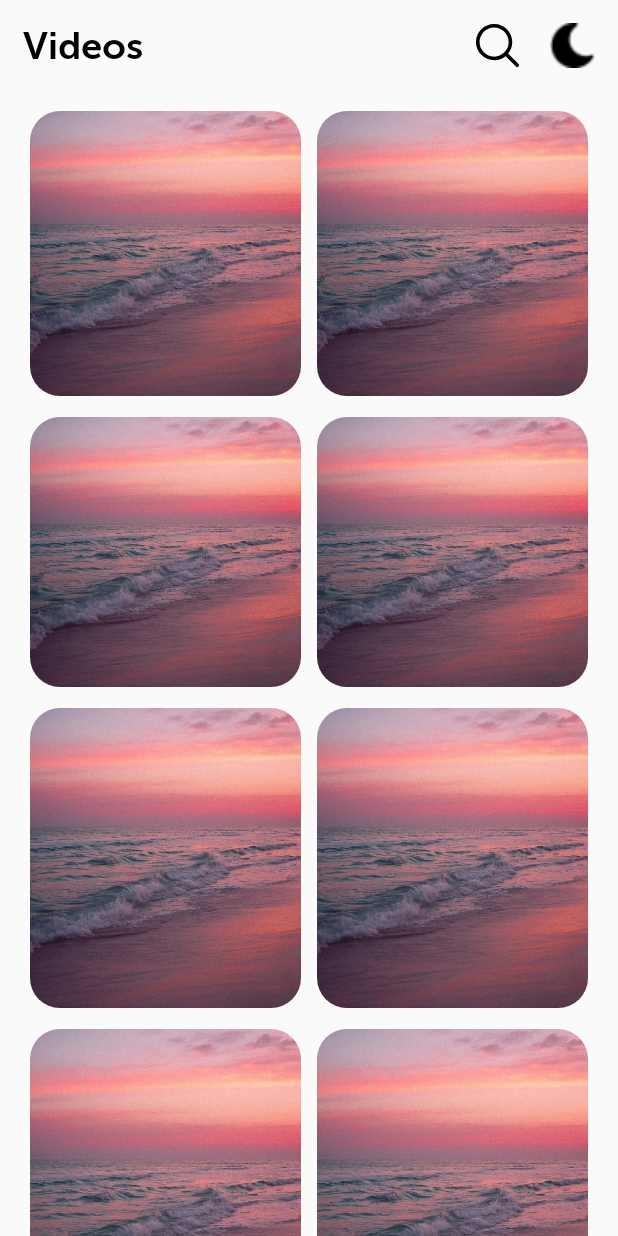
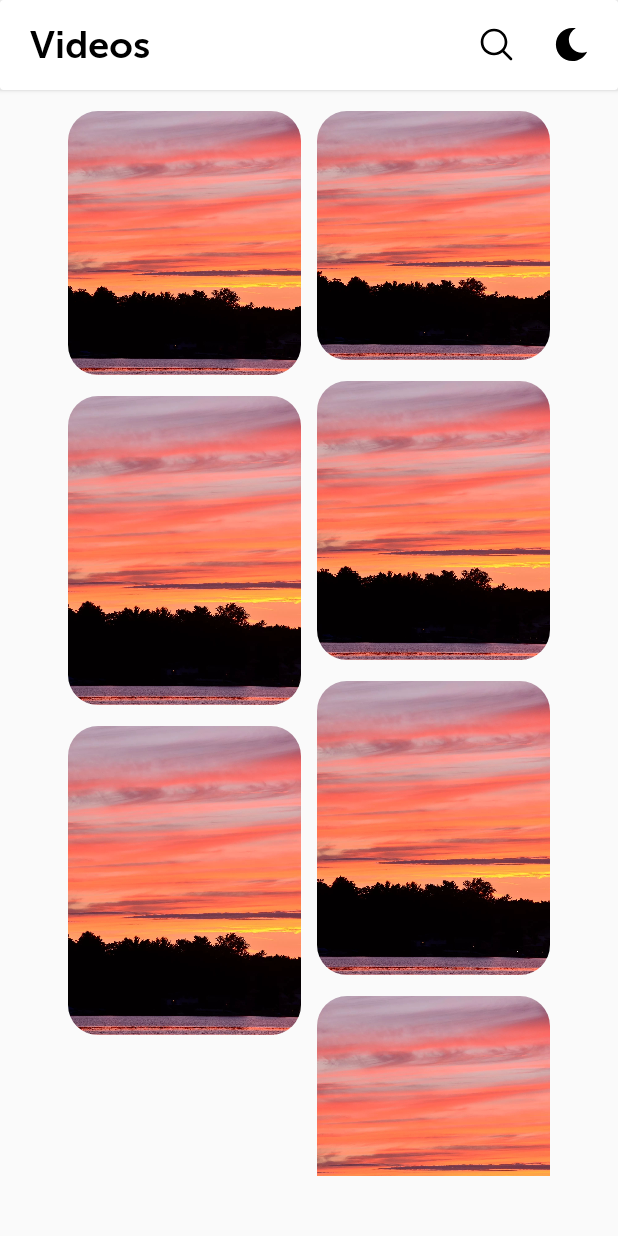
Before and after one commit to andreidevo/JustRelax, an Android app: the screen it shows after launch (MainActivity), on a phone screen of 412 x 824 dp. Run offline under Robolectric (Android 15) with nearby library versions, the phone set to English and light mode, and no system bars.

Commit message:
:new main visualisation + fixed search + new icons + new aligment

```diff
--- a/app/src/main/java/justrelax/justrelax/FragVideo.kt
+++ b/app/src/main/java/justrelax/justrelax/FragVideo.kt
@@ -10,7 +10,6 @@ class FragVideo: Fragment() {
         inflater: LayoutInflater,
         container: ViewGroup?,
         savedInstanceState: Bundle?): View? {
-
         val view = inflater.inflate(R.layout.fragment_video, container, false)
 
         return  view
--- a/app/src/main/java/justrelax/justrelax/MainActivity.kt
+++ b/app/src/main/java/justrelax/justrelax/MainActivity.kt
@@ -13,6 +13,7 @@ import android.support.v4.app.FragmentManager
 import android.support.v7.widget.CardView
 import android.support.v7.widget.LinearLayoutManager
 import android.support.v7.widget.RecyclerView
+import android.support.v7.widget.StaggeredGridLayoutManager
 import android.text.TextWatcher
 import android.view.View
 import android.widget.*
@@ -40,7 +41,8 @@ class MainActivity : AppCompatActivity() {
         var EditText : EditText = findViewById(R.id.EditText)
         var recyclerView: RecyclerView = findViewById(R.id.recycle)
         //recyclerView.setNestedScrollingEnabled(false)
-        var recyclerView1: RecyclerView = findViewById(R.id.recycle1)
+       // var recyclerView1: RecyclerView = findViewById(R.id.recycle1)
+        SetAdapter(recyclerView)
 
         EditText.getBackground().setColorFilter(Color.parseColor("#f1efef"), PorterDuff.Mode.SRC_IN);
         var key: Boolean = false
@@ -86,8 +88,8 @@ class MainActivity : AppCompatActivity() {
         }//suggered grid layout manager grif layout
 
         //recyclerView1.setNestedScrollingEnabled(false)
-        SetAdapter(recyclerView)
-        SetAdapterClone(recyclerView1)
+        //SetAdapter(recyclerView)
+        //SetAdapterClone(recyclerView1)
     }
     fun searcher( searchTag : String, exampleList: ArrayList<VideoClass> ) : ArrayList<VideoClass> {
         var searchList = ArrayList<VideoClass>()
@@ -103,20 +105,15 @@ class MainActivity : AppCompatActivity() {
     private var mRecyclerView: RecyclerView? = null
     private var mLayoutManager: RecyclerView.LayoutManager? = null
     fun SetAdapterByList(recyclerView: RecyclerView, lister : ArrayList<VideoClass>) {
-
-
-
-
         mLayoutManager = LinearLayoutManager(this)
-
+        var Grid= StaggeredGridLayoutManager(2, StaggeredGridLayoutManager.VERTICAL)
         mAdapter = VideoAdapterKot(lister, findViewById(R.id.con1))
-        recyclerView.layoutManager = mLayoutManager
+        recyclerView.layoutManager = Grid
         recyclerView.adapter = mAdapter
     }
     fun SetAdapter(recyclerView: RecyclerView) {
 
         /* Set names of paragraphs */
-
         exampleList.add(VideoClass(0, "шар", "//https","#ball","omg",190))
         exampleList.add(VideoClass(22, "13", "//https","#top","omg",180))
         exampleList.add(VideoClass(22, "13", "//https","#ball","omg",200))
@@ -124,30 +121,10 @@ class MainActivity : AppCompatActivity() {
         exampleList.add(VideoClass(22, "13", "//https","#ball","omg",210))
         exampleList.add(VideoClass(22, "13", "//https","#ball","omg",220))
         exampleList.add(VideoClass(22, "13", "//https","#ball","omg",200))
-
-
+        var Grid = StaggeredGridLayoutManager(2, StaggeredGridLayoutManager.VERTICAL)
+        recyclerView.layoutManager = Grid
         mLayoutManager = LinearLayoutManager(this)
-
         mAdapter = VideoAdapterKot(exampleList, findViewById(R.id.con1))
-        recyclerView.layoutManager = mLayoutManager
-        recyclerView.adapter = mAdapter
-    }
-    fun SetAdapterClone(recyclerView: RecyclerView) {
-
-        /* Set names of paragraphs */
-        exampleList.add(VideoClass(0, "шар", "//https","#ball","omg",200))
-        exampleList.add(VideoClass(22, "13", "//https","#ball","omg",210))
-        exampleList.add(VideoClass(22, "13", "//https","#ball","omg",210))
-        exampleList.add(VideoClass(22, "13", "//https","#ball","omg",200))
-        exampleList.add(VideoClass(22, "13", "//https","#ball","omg",210))
-        exampleList.add(VideoClass(22, "13", "//https","#ball","omg",230))
-        exampleList.add(VideoClass(22, "13", "//https","#ball","omg",210))
-
-
-        mLayoutManager = LinearLayoutManager(this)
-
-        mAdapter = VideoAdapterKot(exampleList, findViewById(R.id.con1))
-        recyclerView.layoutManager = mLayoutManager
         recyclerView.adapter = mAdapter
     }
 }
--- /dev/null
+++ b/app/src/main/res/drawable/ic_moon.xml
@@ -0,0 +1,4 @@
+<vector android:height="24dp" android:viewportHeight="448.04456"
+    android:viewportWidth="448" android:width="24dp" xmlns:android="http://schemas.android.com/apk/res/android">
+    <path android:fillColor="#FF000000" android:pathData="m236.023,448.031c85.715,0.902 164.012,-48.488 200.117,-126.23 -22.723,9.914 -47.332,14.77 -72.117,14.23 -97.156,-0.109 -175.891,-78.844 -176,-176 0.973,-65.719 37.234,-125.832 94.91,-157.352 -15.555,-1.98 -31.23,-2.867 -46.91,-2.648 -123.715,0 -224,100.289 -224,224 0,123.715 100.285,224 224,224zM236.023,448.031"/>
+</vector>
--- a/app/src/main/res/font/main.xml
+++ b/app/src/main/res/font/main.xml
@@ -5,4 +5,10 @@
             android:font="@font/mu3"
             android:fontWeight="10">
     </font>
+    <font android:font="@font/robotobold"
+    android:fontWeight="10"
+    android:fontStyle="normal">
+
+
+    </font>
 </font-family>
--- a/app/src/main/res/layout/activity_main.xml
+++ b/app/src/main/res/layout/activity_main.xml
@@ -7,45 +7,46 @@
         android:layout_height="match_parent">
     //
     <!-- Head -->
+    <android.support.v7.widget.CardView android:layout_width="match_parent"
+                                        android:layout_height="60dp">
+
+
     <android.support.v7.widget.CardView
             android:layout_width="match_parent"
             android:layout_height="40dp"
             android:visibility="invisible"
             android:id="@+id/CardSearch"
-            android:layout_marginTop="12dp"
             android:layout_marginLeft="15dp"
             android:layout_marginRight="70dp"
             app:cardElevation="0dp"
-            app:cardBackgroundColor="#f1efef"
+            app:cardBackgroundColor="#F4F4F4"
+            android:layout_gravity="center|left"
             app:cardCornerRadius="20dp"
-            app:layout_constraintTop_toTopOf="parent">
+    >
 
         <EditText
                 android:id="@+id/EditText"
                 android:layout_width="match_parent"
+                android:textColor="#656565"
+                android:fontFamily="@font/robotobold"
                 android:layout_height="match_parent"
-                android:layout_marginLeft="10dp"
-
+                android:layout_marginLeft="16dp"
         />
 
     </android.support.v7.widget.CardView>
     <ImageView
-            android:layout_width="30dp"
-            android:layout_height="30dp"
+            android:layout_width="22dp"
+            android:layout_height="22dp"
             android:id="@+id/mod"
-            app:layout_constraintEnd_toEndOf="parent"
-            android:layout_marginEnd="15dp"
-            android:layout_marginTop="15dp"
-            app:layout_constraintTop_toTopOf="parent"
-            app:srcCompat="@drawable/moonblack"/>//Name
+            android:layout_gravity="center|right"
+            android:layout_marginRight="20dp"
+            app:srcCompat="@drawable/ic_moon"/>//Name
     <ImageView
             android:id="@+id/search"
-            android:layout_width="30dp"
-            android:layout_height="30dp"
-            app:layout_constraintEnd_toEndOf="parent"
-            android:layout_marginEnd="65dp"
-            android:layout_marginTop="15dp"
-            app:layout_constraintTop_toTopOf="parent"
+            android:layout_width="22dp"
+            android:layout_height="22dp"
+            android:layout_gravity="center|right"
+            android:layout_marginRight="70dp"
             app:srcCompat="@drawable/ic_magnifying_glass"/>//Name
     <TextView
             android:layout_width="wrap_content"
@@ -54,63 +55,25 @@
             android:fontFamily="@font/mu2"
             android:textSize="25dp"
             android:textColor="#000"
-            app:layout_constraintStart_toStartOf="parent"
-            android:layout_marginStart="15dp"
-            android:layout_marginTop="15dp"
-            app:layout_constraintTop_toTopOf="parent"
+            android:layout_marginLeft="20dp"
+            android:layout_gravity="center|left"
             android:id="@+id/textHead"/>//Theme
+    </android.support.v7.widget.CardView>
 
     <!-- Body -->
-    <ScrollView
-            android:layout_width="match_parent"
-            android:layout_height="wrap_content"
-            android:layout_marginTop="60dp"
-            app:layout_constraintTop_toTopOf="parent">
-        <LinearLayout
-                android:layout_width="match_parent"
-                android:layout_height="wrap_content">
-            <LinearLayout
-                    android:id="@+id/opa"
-                    android:orientation="vertical"
-                    android:layout_weight="1"
-                    android:layout_height="wrap_content"
-                    android:layout_width="match_parent">
-                <FrameLayout
-                        android:layout_width="match_parent"
-                        android:layout_height="wrap_content">
-                <android.support.v7.widget.RecyclerView
-                        android:id="@+id/recycle1"
-                        android:paddingLeft="20dp"
-                        android:paddingRight="5dp"
-                        android:layout_gravity="center"
-                        android:layout_width="wrap_content"
-                        android:layout_height="wrap_content"/>
-                </FrameLayout>
-            </LinearLayout>
-            <LinearLayout
-                    android:id="@+id/aff"
-                    android:layout_weight="1"
-                    android:layout_width="match_parent"
-                    android:orientation="vertical"
-                    android:layout_height="wrap_content">
-                <FrameLayout
-                        android:layout_width="match_parent"
-                        android:layout_height="wrap_content">
+<RelativeLayout android:layout_width="match_parent" android:layout_height="match_parent">
 
+   <android.support.v7.widget.RecyclerView
+           android:id="@+id/recycle"
+           android:layout_width="match_parent"
+           android:scrollbars="vertical"
+           android:paddingRight="40dp"
+           android:paddingLeft="40dp"
+           android:paddingBottom="40dp"
+           android:layout_marginTop="60dp"
+           android:layout_height="match_parent">
 
-                <android.support.v7.widget.RecyclerView
-                        android:id="@+id/recycle"
-                        android:paddingRight="20dp"
-                        android:paddingLeft="5dp"
-                        android:layout_gravity="center"
-                        android:layout_width="wrap_content"
-                        android:layout_height="wrap_content"
-                />
-                </FrameLayout>
+   </android.support.v7.widget.RecyclerView>
 
-            </LinearLayout>
-        </LinearLayout>
-    </ScrollView>
-
-
+</RelativeLayout>
 </android.support.constraint.ConstraintLayout>
--- a/app/src/main/res/layout/fragment_video.xml
+++ b/app/src/main/res/layout/fragment_video.xml
@@ -10,6 +10,8 @@
             android:layout_height="match_parent"
             app:cardCornerRadius="20dp"
             android:elevation="0dp"
+        android:layout_marginLeft="5dp"
+        android:layout_marginRight="5dp"
             android:layout_gravity="center"
             android:layout_marginTop="14dp"
             app:layout_constraintTop_toTopOf="parent"
@@ -21,5 +23,5 @@
                 android:scaleType="centerCrop"
                 android:layout_gravity="center"
                 android:foregroundGravity="center"
-                app:srcCompat="@drawable/cloudpink"/>
+                app:srcCompat="@drawable/png"/>
     </android.support.v7.widget.CardView>
```
Also changed, not shown: app/src/main/res/drawable/png.jpg (added), app/src/main/res/drawable/textPng.jpg (deleted), app/src/main/res/font/robotobold.ttf (added).
